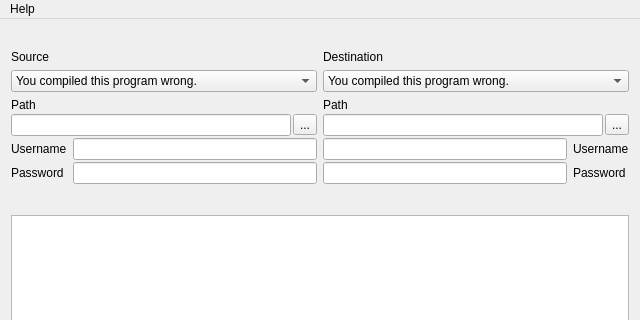
Deltik/Log2Log, file log2log.ui: the form before one commit; both pictures show x 0 to 640 and y 0 to 320 of the 640 by 480 pixel window.
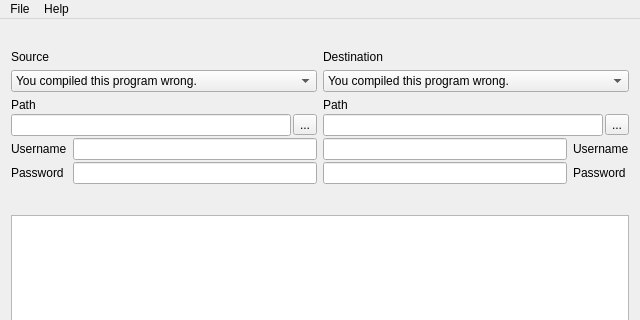
The form after the commit. Icons and pictures are not drawn.

Commit message: 1 new feature, 1 change: - NEW: log2log.cpp now sets menu icons - MOD: Renamed "actionHelp" to "actionUpdates"

Diff of the .ui file:
```diff
--- a/log2log.ui
+++ b/log2log.ui
@@ -321,6 +321,13 @@
     <addaction name="separator"/>
     <addaction name="actionAbout"/>
    </widget>
+   <widget class="QMenu" name="menuFile">
+    <property name="title">
+     <string>File</string>
+    </property>
+    <addaction name="actionExit"/>
+   </widget>
+   <addaction name="menuFile"/>
    <addaction name="menuHelp"/>
   </widget>
   <widget class="QStatusBar" name="statusBar"/>
```
Left out of the diff: 9 changed lines with no effect on the pictures. The commit also changes 2 other files.
